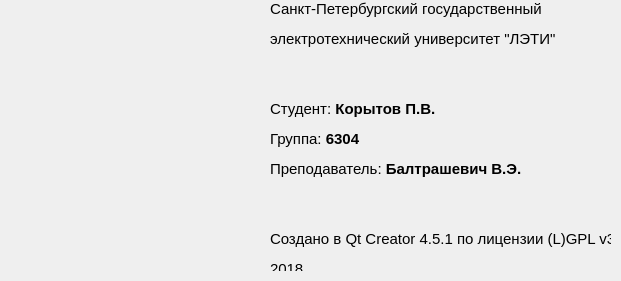
Qt form Algorithms/L3/aboutwindow.ui (SqrtMinusOne/SEM3_LABS) before a commit.
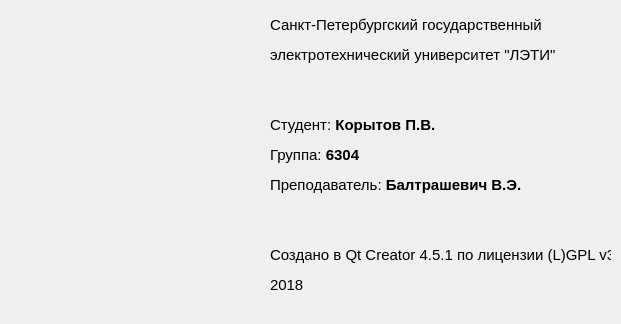
The same form after that commit. Icons and pictures are not drawn.

The edit to the form file:
```diff
--- a/Algorithms/L3/aboutwindow.ui
+++ b/Algorithms/L3/aboutwindow.ui
@@ -7,7 +7,7 @@
     <x>0</x>
     <y>0</y>
     <width>621</width>
-    <height>281</height>
+    <height>324</height>
    </rect>
   </property>
   <property name="windowTitle">
@@ -35,7 +35,7 @@
      <x>270</x>
      <y>0</y>
      <width>341</width>
-     <height>271</height>
+     <height>311</height>
     </rect>
    </property>
    <property name="text">
```
